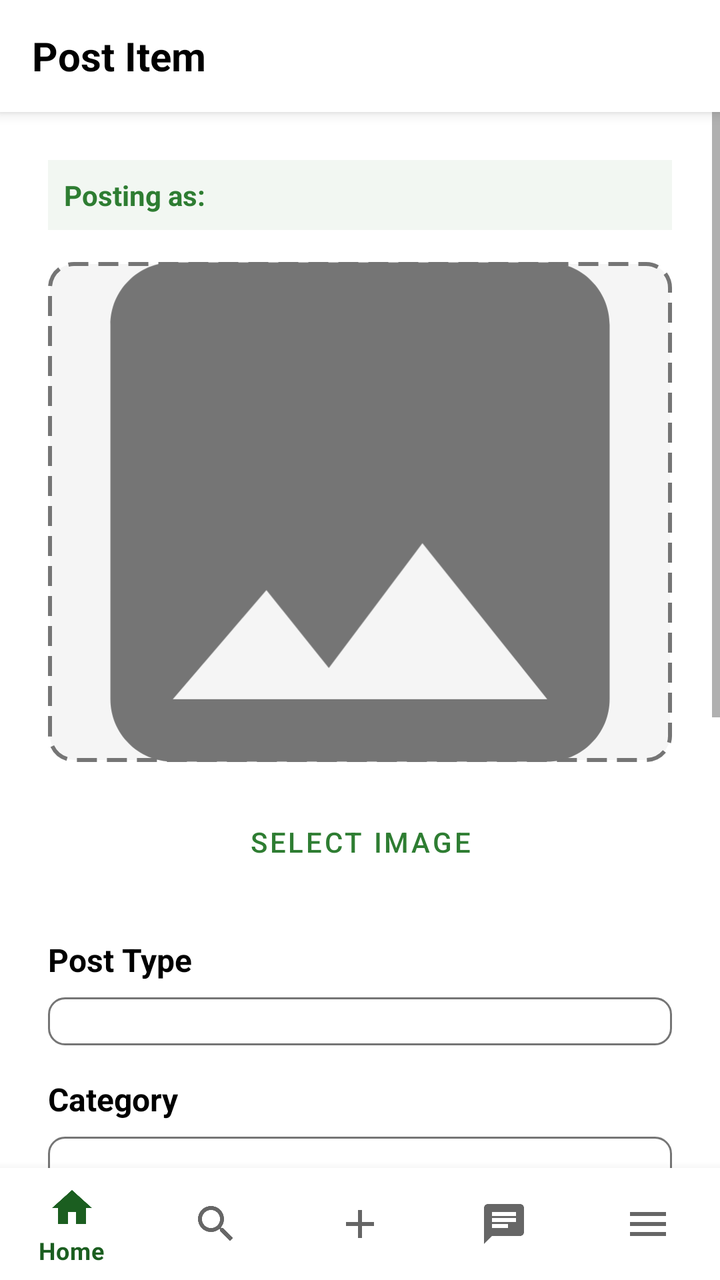
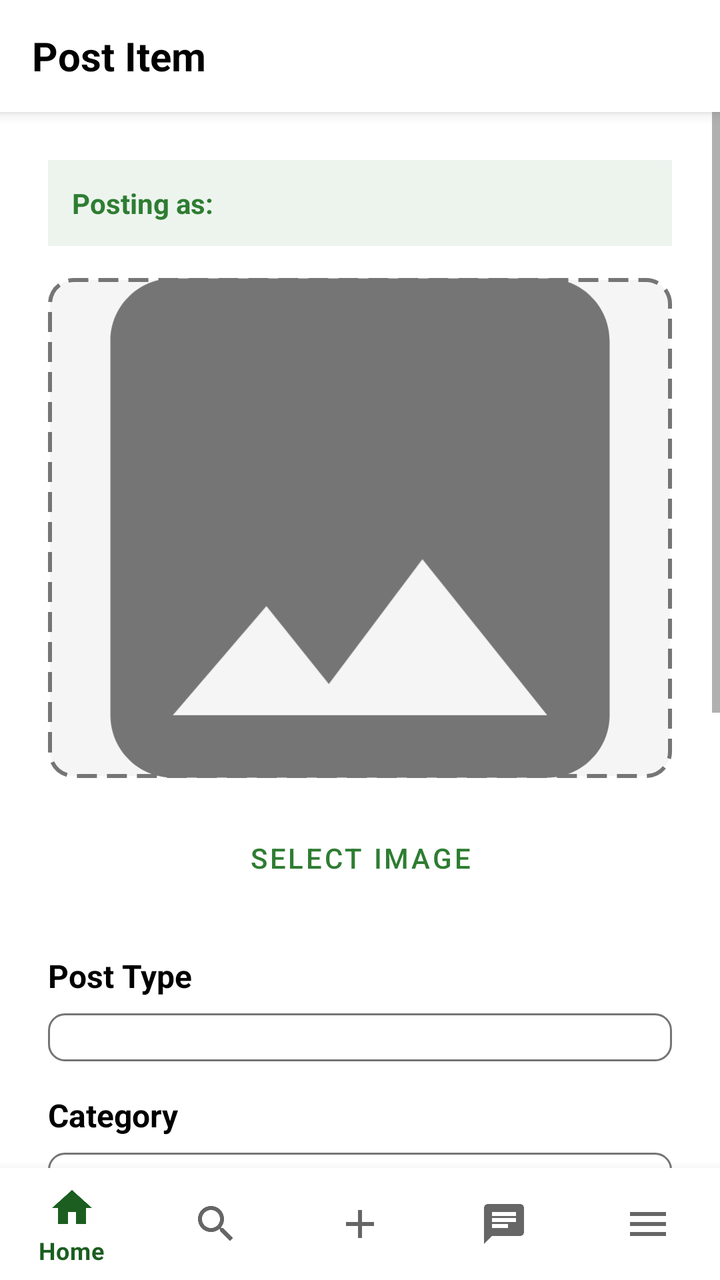

Two renders of the same Android screen: before a commit and after it. Below are the layout's source before the change and the commit's diff.
<!-- AndroidManifest.xml: application theme Theme.PhinmaLostAndFound -->
<!-- res/layout/activity_post_item.xml -->
<?xml version="1.0" encoding="utf-8"?>
<androidx.constraintlayout.widget.ConstraintLayout xmlns:android="http://schemas.android.com/apk/res/android"
    xmlns:app="http://schemas.android.com/apk/res-auto"
    android:layout_width="match_parent"
    android:layout_height="match_parent"
    android:background="@color/white">

    <androidx.appcompat.widget.Toolbar
        android:id="@+id/toolbar"
        android:layout_width="match_parent"
        android:layout_height="wrap_content"
        android:background="@color/white"
        android:elevation="4dp"
        app:layout_constraintTop_toTopOf="parent">

        <TextView
            android:layout_width="wrap_content"
            android:layout_height="wrap_content"
            android:text="Post Item"
            android:textSize="20sp"
            android:textStyle="bold"
            android:textColor="@color/black"/>
    </androidx.appcompat.widget.Toolbar>

    <ScrollView
        android:layout_width="0dp"
        android:layout_height="0dp"
        app:layout_constraintTop_toBottomOf="@id/toolbar"
        app:layout_constraintBottom_toTopOf="@id/bottomNavigation"
        app:layout_constraintStart_toStartOf="parent"
        app:layout_constraintEnd_toEndOf="parent">

        <LinearLayout
            android:layout_width="match_parent"
            android:layout_height="wrap_content"
            android:orientation="vertical"
            android:padding="24dp">

            
            <EditText
                android:id="@+id/userIdHiddenField"
                android:layout_width="0dp"
                android:layout_height="0dp"
                android:visibility="gone"
                android:importantForAutofill="no"
                android:inputType="none" />

            <EditText
                android:id="@+id/firstNameHiddenField"
                android:layout_width="0dp"
                android:layout_height="0dp"
                android:visibility="gone"
                android:importantForAutofill="no"
                android:inputType="none" />

            <EditText
                android:id="@+id/lastNameHiddenField"
                android:layout_width="0dp"
                android:layout_height="0dp"
                android:visibility="gone"
                android:importantForAutofill="no"
                android:inputType="none" />

            
            <TextView
                android:id="@+id/postingAsTextView"
                android:layout_width="match_parent"
                android:layout_height="wrap_content"
                android:text="Posting as: "
                android:textColor="@color/phinma_green"
                android:textStyle="bold"
                android:padding="8dp"
                android:background="#102E7D32"
                android:layout_marginBottom="16dp"/>

            <ImageView
                android:id="@+id/postImageView"
                android:layout_width="match_parent"
                android:layout_height="250dp"
                android:scaleType="centerCrop"
                android:background="@drawable/image_placeholder_background"
                android:src="@drawable/ic_image_placeholder"
                android:contentDescription="Post image"/>

            <Button
                android:id="@+id/selectImageButton"
                android:layout_width="wrap_content"
                android:layout_height="wrap_content"
                android:text="Select Image"
                android:textColor="@color/green"
                android:backgroundTint="@color/white"
                app:strokeWidth="1dp"
                app:strokeColor="@color/green"
                android:layout_gravity="center"
                android:layout_marginTop="16dp"
                style="?attr/materialButtonOutlinedStyle"/>

            <TextView
                android:layout_width="wrap_content"
                android:layout_height="wrap_content"
                android:text="Post Type"
                android:textSize="16sp"
                android:textStyle="bold"
                android:textColor="@color/black"
                android:layout_marginTop="24dp"/>

            <Spinner
                android:id="@+id/postTypeSpinner"
                android:layout_width="match_parent"
                android:layout_height="wrap_content"
                android:layout_marginTop="8dp"
                android:padding="12dp"
                android:background="@drawable/edittext_background"/>

            <TextView
                android:layout_width="wrap_content"
                android:layout_height="wrap_content"
                android:text="Category"
                android:textSize="16sp"
                android:textStyle="bold"
                android:textColor="@color/black"
                android:layout_marginTop="16dp"/>

            <Spinner
                android:id="@+id/categorySpinner"
                android:layout_width="match_parent"
                android:layout_height="wrap_content"
                android:layout_marginTop="8dp"
                android:padding="12dp"
                android:background="@drawable/edittext_background"/>

            <TextView
                android:layout_width="wrap_content"
                android:layout_height="wrap_content"
                android:text="Location"
                android:textSize="16sp"
                android:textStyle="bold"
                android:textColor="@color/black"
                android:layout_marginTop="16dp"/>

            <Spinner
                android:id="@+id/locationSpinner"
                android:layout_width="match_parent"
                android:layout_height="wrap_content"
                android:layout_marginTop="8dp"
                android:padding="12dp"
                android:background="@drawable/edittext_background"/>

            <TextView
                android:layout_width="wrap_content"
                android:layout_height="wrap_content"
                android:text="Add Description"
                android:textSize="16sp"
                android:textStyle="bold"
                android:textColor="@color/black"
                android:layout_marginTop="24dp"/>

            <EditText
                android:id="@+id/descriptionEditText"
                android:layout_width="match_parent"
                android:layout_height="150dp"
                android:hint="Write a description about the lost or found item..."
                android:gravity="top|start"
                android:padding="16dp"
                android:background="@drawable/edittext_background"
                android:inputType="textMultiLine"
                android:layout_marginTop="12dp"/>

            <Button
                android:id="@+id/postButton"
                android:layout_width="match_parent"
                android:layout_height="wrap_content"
                android:text="Post"
                android:textColor="@color/white"
                android:backgroundTint="@color/green"
                android:padding="16dp"
                android:layout_marginTop="32dp"/>

        </LinearLayout>
    </ScrollView>

    <com.google.android.material.bottomnavigation.BottomNavigationView
        android:id="@+id/bottomNavigation"
        android:layout_width="match_parent"
        android:layout_height="wrap_content"
        android:background="@color/white"
        app:menu="@menu/bottom_navigation_menu"
        app:layout_constraintBottom_toBottomOf="parent"/>

</androidx.constraintlayout.widget.ConstraintLayout>
<!-- resources referenced by this layout -->
<resources>
  <color name="black">#FF000000</color>
  <color name="green">#2E7D32</color>
  <color name="phinma_green">#2E7D32</color>
  <color name="white">#FFFFFFFF</color>
  <!-- drawable edittext_background (drawable) -->
  <?xml version="1.0" encoding="utf-8"?>
  <shape xmlns:android="http://schemas.android.com/apk/res/android"
      android:shape="rectangle">
      <solid android:color="@color/white"/>
      <corners android:radius="8dp"/>
      <stroke
          android:width="1dp"
          android:color="@color/gray"/>
      <padding
          android:left="16dp"
          android:top="12dp"
          android:right="16dp"
          android:bottom="12dp"/>
  </shape>
  <!-- drawable ic_image_placeholder (drawable) -->
  <?xml version="1.0" encoding="utf-8"?>
  <vector xmlns:android="http://schemas.android.com/apk/res/android"
      android:width="100dp"
      android:height="100dp"
      android:viewportWidth="100"
      android:viewportHeight="100">
      <path
          android:fillColor="@color/gray"
          android:pathData="M80,10H20c-5.52,0 -10,4.48 -10,10v60c0,5.52 4.48,10 10,10h60c5.52,0 10,-4.48 10,-10V20c0,-5.52 -4.48,-10 -10,-10zM35,62.5L45,75l15,-20l20,25H20l15,-17.5z"/>
  </vector>
  <!-- drawable image_placeholder_background (drawable) -->
  <?xml version="1.0" encoding="utf-8"?>
  <shape xmlns:android="http://schemas.android.com/apk/res/android"
      android:shape="rectangle">
      <solid android:color="@color/light_gray"/>
      <corners android:radius="12dp"/>
      <stroke
          android:width="2dp"
          android:color="@color/gray"
          android:dashWidth="10dp"
          android:dashGap="5dp"/>
  </shape>
  <style name="Theme.PhinmaLostAndFound" parent="Theme.MaterialComponents.DayNight.NoActionBar">
          
          <item name="colorPrimary">@color/phinma_dark_green</item>
          <item name="colorPrimaryVariant">@color/phinma_green</item>
          <item name="colorOnPrimary">@color/white</item>
          
          
          <item name="colorSecondary">@color/phinma_yellow</item>
          <item name="colorSecondaryVariant">@color/phinma_gold</item>
          <item name="colorOnSecondary">@color/black</item>
          
          
          <item name="android:statusBarColor">@color/phinma_dark_green</item>
          <item name="android:windowLightStatusBar">false</item>
      </style>
  <color name="gray">#757575</color>
  <color name="light_gray">#F5F5F5</color>
  <color name="phinma_dark_green">#1B5E20</color>
  <color name="phinma_yellow">#FDD835</color>
  <color name="phinma_gold">#F9A825</color>
</resources>

<!-- the commit's change to res/layout/activity_post_item.xml (unified diff, before → after) -->
@@ -69,8 +69,8 @@
                 android:text="Posting as: "
                 android:textColor="@color/phinma_green"
                 android:textStyle="bold"
-                android:padding="8dp"
-                android:background="#102E7D32"
+                android:padding="12dp"
+                android:background="#152E7D32"
                 android:layout_marginBottom="16dp"/>
 
             <ImageView
